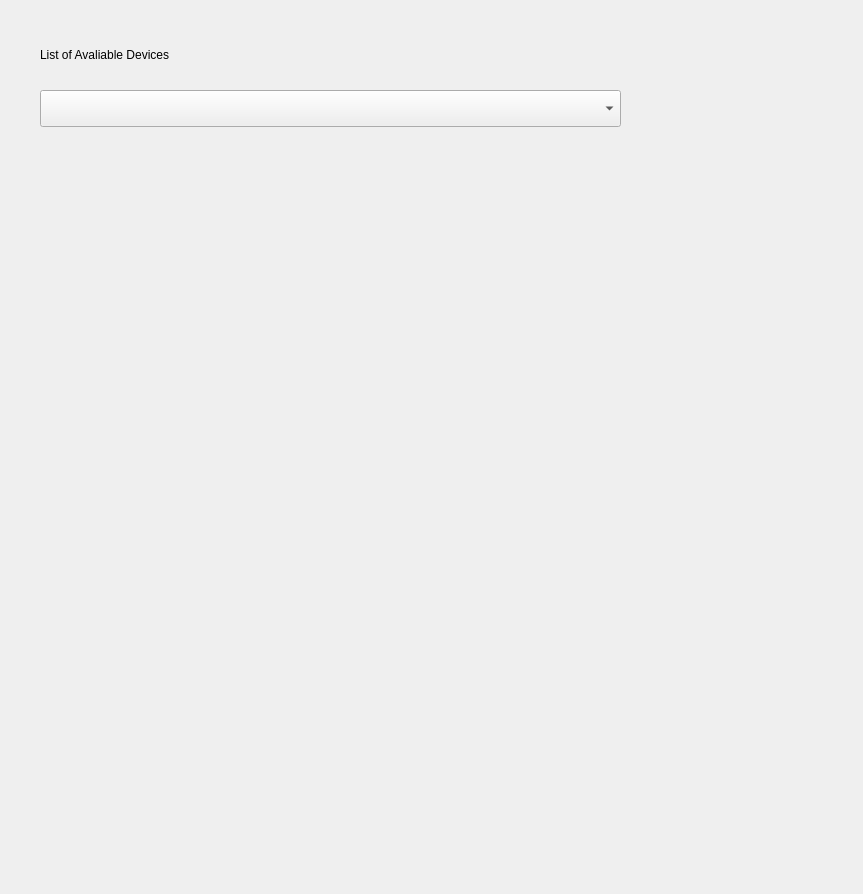
muammar/mkchromecast, file mkchromecast/ui/ui.ui: the form before one commit.
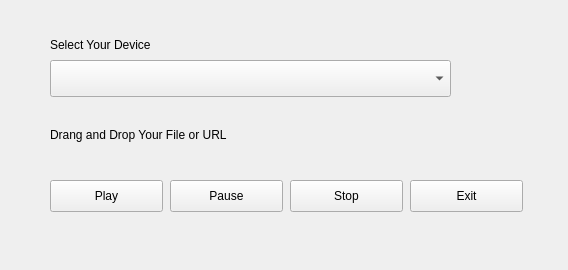
The form after the commit.

Commit message: First layout try... I don't know what I am doing.

```diff
--- a/mkchromecast/ui/ui.ui
+++ b/mkchromecast/ui/ui.ui
@@ -6,8 +6,8 @@
    <rect>
     <x>0</x>
     <y>0</y>
-    <width>863</width>
-    <height>894</height>
+    <width>568</width>
+    <height>270</height>
    </rect>
   </property>
   <property name="windowTitle">
@@ -16,9 +16,9 @@
   <widget class="QComboBox" name="comboBox">
    <property name="geometry">
     <rect>
-     <x>40</x>
-     <y>90</y>
-     <width>581</width>
+     <x>50</x>
+     <y>60</y>
+     <width>401</width>
      <height>37</height>
     </rect>
    </property>
@@ -26,14 +26,79 @@
   <widget class="QLabel" name="label">
    <property name="geometry">
     <rect>
-     <x>40</x>
-     <y>40</y>
+     <x>50</x>
+     <y>30</y>
      <width>301</width>
      <height>29</height>
     </rect>
    </property>
    <property name="text">
-    <string>List of Avaliable Devices</string>
+    <string>Select Your Device</string>
+   </property>
+  </widget>
+  <widget class="QLabel" name="label_2">
+   <property name="geometry">
+    <rect>
+     <x>50</x>
+     <y>120</y>
+     <width>301</width>
+     <height>29</height>
+    </rect>
+   </property>
+   <property name="text">
+    <string>Drang and Drop Your File or URL</string>
+   </property>
+  </widget>
+  <widget class="QPushButton" name="pushButton">
+   <property name="geometry">
+    <rect>
+     <x>50</x>
+     <y>180</y>
+     <width>113</width>
+     <height>32</height>
+    </rect>
+   </property>
+   <property name="text">
+    <string>Play</string>
+   </property>
+  </widget>
+  <widget class="QPushButton" name="pushButton_2">
+   <property name="geometry">
+    <rect>
+     <x>170</x>
+     <y>180</y>
+     <width>113</width>
+     <height>32</height>
+    </rect>
+   </property>
+   <property name="text">
+    <string>Pause</string>
+   </property>
+  </widget>
+  <widget class="QPushButton" name="pushButton_3">
+   <property name="geometry">
+    <rect>
+     <x>290</x>
+     <y>180</y>
+     <width>113</width>
+     <height>32</height>
+    </rect>
+   </property>
+   <property name="text">
+    <string>Stop</string>
+   </property>
+  </widget>
+  <widget class="QPushButton" name="pushButton_4">
+   <property name="geometry">
+    <rect>
+     <x>410</x>
+     <y>180</y>
+     <width>113</width>
+     <height>32</height>
+    </rect>
+   </property>
+   <property name="text">
+    <string>Exit</string>
    </property>
   </widget>
  </widget>
```
